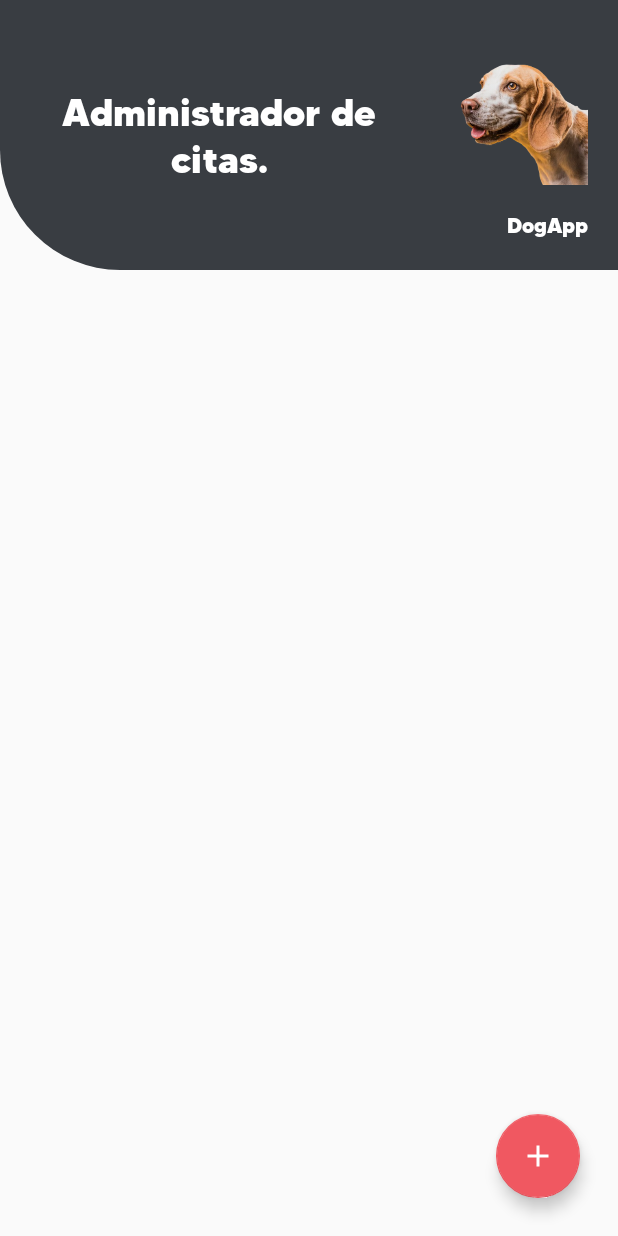
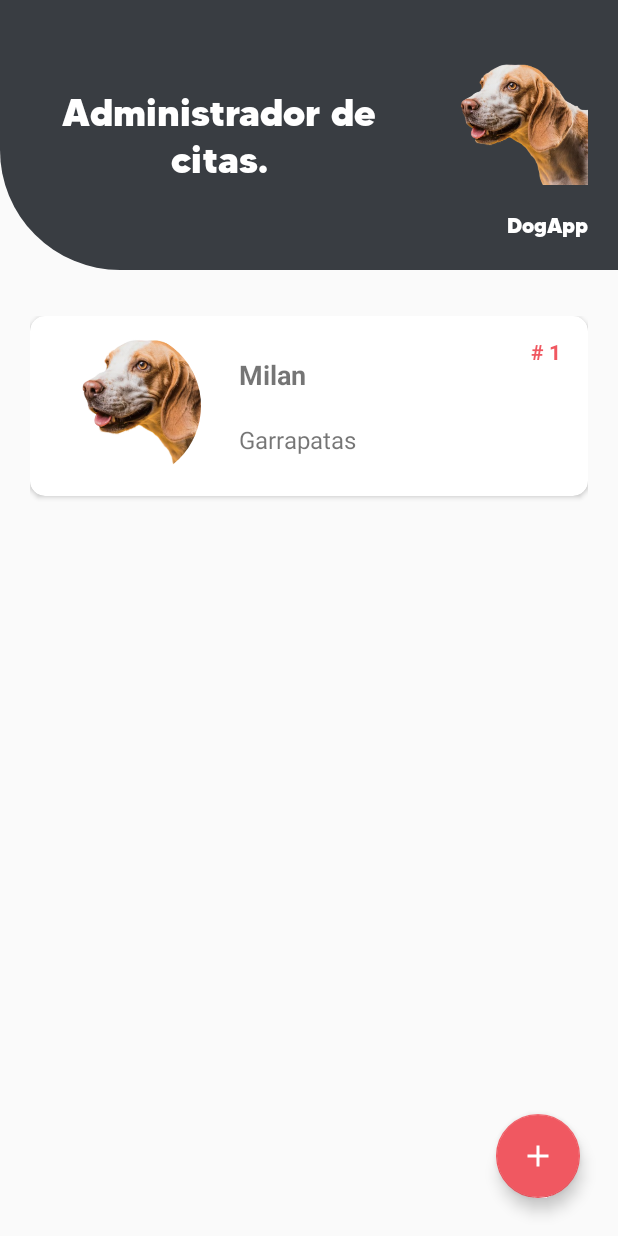
Before and after one commit to Ruben-Torres02/equipoSeis, an Android app built with Jetpack Compose: the layout fragment_home.xml on its own in the app's theme, with its tools: preview values and no code run, on a phone screen of 412 x 824 dp. Run offline under Robolectric (Android 15) with nearby library versions, the phone set to English and light mode, and no system bars.

Commit message:
HU-3 completada

```diff
--- a/app/build.gradle.kts
+++ b/app/build.gradle.kts
@@ -68,6 +68,21 @@ dependencies {
     implementation ("androidx.biometric:biometric:1.1.0")
     implementation(libs.androidx.credentials)
 
+    //RecyclerView
+    implementation("androidx.recyclerview:recyclerview:1.3.1")
+
+    //viewmodel
+    implementation ("androidx.lifecycle:lifecycle-viewmodel-ktx:2.6.2")
+    implementation ("androidx.activity:activity-ktx:1.8.0")
+    implementation ("androidx.fragment:fragment-ktx:1.6.2")
+
+    //cardView
+    implementation("androidx.cardview:cardview:1.0.0")
+
+    //imagencirucular
+    implementation ("com.google.android.material:material:1.11.0")
+
+
     testImplementation(libs.junit)
     androidTestImplementation(libs.androidx.junit)
     androidTestImplementation(libs.androidx.espresso.core)
--- /dev/null
+++ b/app/src/main/java/com/example/equiposeis/viewmodel/InverntoryViewModel.kt
@@ -0,0 +1,4 @@
+package com.example.equiposeis.viewmodel
+
+class InverntoryViewModel {
+}
--- a/app/src/main/res/layout/fragment_home.xml
+++ b/app/src/main/res/layout/fragment_home.xml
@@ -9,6 +9,7 @@
         tools:context=".view.fragment.HomeFragment">
 
         <androidx.constraintlayout.widget.ConstraintLayout
+            android:id="@+id/tvEncabezado"
             android:layout_width="match_parent"
             android:layout_height="180dp"
             android:background="@drawable/curved_header"
@@ -64,6 +65,20 @@
         </androidx.constraintlayout.widget.ConstraintLayout>
 
 
+        <androidx.recyclerview.widget.RecyclerView
+            android:id="@+id/recyclerview"
+            android:layout_width="match_parent"
+            android:layout_height="0dp"
+            android:layout_marginTop="25dp"
+            android:layout_marginBottom="20dp"
+            app:layout_constraintBottom_toBottomOf="parent"
+            app:layout_constraintEnd_toEndOf="parent"
+            app:layout_constraintHorizontal_bias="0.0"
+            app:layout_constraintStart_toStartOf="parent"
+            app:layout_constraintTop_toBottomOf="@id/tvEncabezado"
+            app:layout_constraintVertical_bias="0.0"
+            tools:listitem="@layout/item_inventory" />
+
         <com.google.android.material.floatingactionbutton.FloatingActionButton
             android:id="@+id/fabAgregar"
             android:layout_width="wrap_content"
--- /dev/null
+++ b/app/src/main/res/layout/item_inventory.xml
@@ -0,0 +1,89 @@
+<?xml version="1.0" encoding="utf-8"?>
+<layout xmlns:android="http://schemas.android.com/apk/res/android"
+    xmlns:app="http://schemas.android.com/apk/res-auto">
+
+    <androidx.constraintlayout.widget.ConstraintLayout
+        android:layout_width="match_parent"
+        android:layout_height="match_parent"
+        android:paddingHorizontal="20dp"
+        android:paddingVertical="5dp">
+
+        <androidx.cardview.widget.CardView
+            android:id="@+id/cardview"
+            android:layout_width="match_parent"
+            android:layout_height="wrap_content"
+            android:foreground="?selectableItemBackground"
+            android:backgroundTint="@color/backgroundColorItem"
+            app:cardCornerRadius="10dp"
+            android:elevation="8dp"
+            app:layout_constraintStart_toStartOf="parent"
+            app:layout_constraintTop_toTopOf="parent"
+            app:layout_constraintEnd_toEndOf="parent">
+
+            <androidx.constraintlayout.widget.ConstraintLayout
+                android:layout_width="match_parent"
+                android:layout_height="wrap_content"
+                android:padding="10dp">
+
+                <com.google.android.material.imageview.ShapeableImageView
+                    android:id="@+id/imgMascota"
+                    android:layout_width="100dp"
+                    android:layout_height="100dp"
+                    android:layout_marginStart="4dp"
+                    android:scaleType="centerCrop"
+                    android:src="@drawable/dog"
+                    app:shapeAppearanceOverlay="@style/CircularImage"
+                    app:layout_constraintBottom_toBottomOf="parent"
+                    app:layout_constraintStart_toStartOf="parent"
+                    app:layout_constraintTop_toTopOf="parent"
+                    app:layout_constraintVertical_bias="0.0" />
+
+                <TextView
+                    android:id="@+id/nameMascota"
+                    android:layout_width="0dp"
+                    android:layout_height="wrap_content"
+                    android:layout_marginStart="25dp"
+                    android:text="Milan"
+                    android:textSize="18sp"
+                    android:textStyle="bold"
+                    app:layout_constraintBottom_toTopOf="@+id/tvSintoma"
+                    app:layout_constraintEnd_toEndOf="parent"
+                    app:layout_constraintHorizontal_bias="0.0"
+                    app:layout_constraintStart_toEndOf="@id/imgMascota"
+                    app:layout_constraintTop_toTopOf="parent"/>
+
+                <TextView
+                    android:id="@+id/tvSintoma"
+                    android:layout_width="0dp"
+                    android:layout_height="wrap_content"
+                    android:text="Garrapatas"
+                    android:textSize="16sp"
+                    app:layout_constraintStart_toEndOf="@id/imgMascota"
+                    app:layout_constraintTop_toBottomOf="@id/nameMascota"
+                    app:layout_constraintEnd_toEndOf="parent"
+                    app:layout_constraintBottom_toBottomOf="parent"
+                    android:layout_marginTop="4dp"
+                    android:layout_marginStart="25dp"
+                    />
+
+                <TextView
+                    android:id="@+id/tvTurno"
+                    android:layout_width="wrap_content"
+                    android:layout_height="wrap_content"
+                    android:text="# 1"
+                    android:textStyle="bold"
+                    android:textSize="14sp"
+                    android:textColor="@color/rosado"
+                    app:layout_constraintTop_toTopOf="parent"
+                    app:layout_constraintEnd_toEndOf="parent"
+                    android:layout_marginTop="4dp"
+                    android:layout_marginEnd="8dp"
+                    />
+
+            </androidx.constraintlayout.widget.ConstraintLayout>
+
+        </androidx.cardview.widget.CardView>
+
+    </androidx.constraintlayout.widget.ConstraintLayout>
+
+</layout>
--- a/app/src/main/res/values/colors.xml
+++ b/app/src/main/res/values/colors.xml
@@ -9,4 +9,5 @@
     <color name="white">#FFFFFFFF</color>
     <color name="gris_oscuro">#393d42</color>
     <color name="rosado">#F05861</color>
+    <color name="backgroundColorItem">#FFFFFFFF</color>
 </resources>
--- /dev/null
+++ b/app/src/main/res/values/styles.xml
@@ -0,0 +1,7 @@
+<?xml version="1.0" encoding="utf-8"?>
+<resources>
+    <style name="CircularImage" parent="">
+        <item name="cornerFamily">rounded</item>
+        <item name="cornerSize">50%</item>
+    </style>
+</resources>
```
